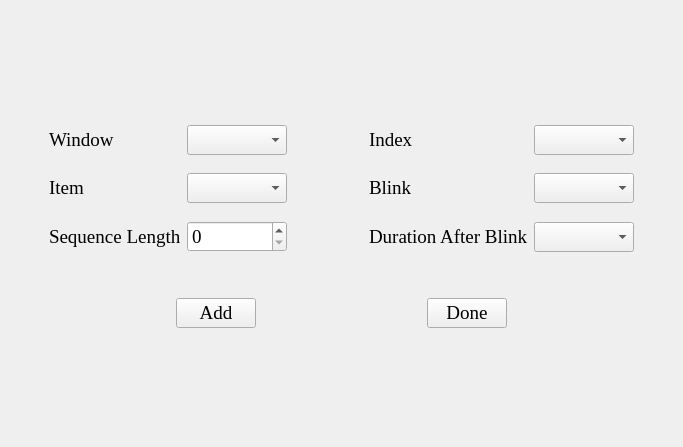
This is DeskTop App/UIs/controls.ui in mohab-hisham/Smart-Home-System-controlled-by-EEG as Qt 5 draws it before an edit. The edited form follows.
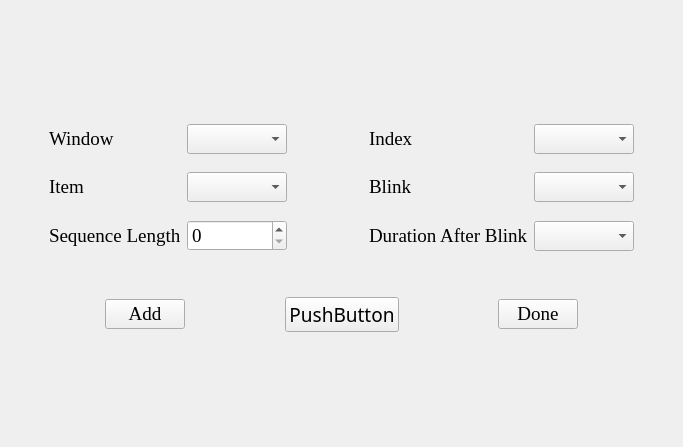
This is the edited form. Icons and pictures are not drawn.

Diff of the .ui file:
```diff
--- a/DeskTop App/UIs/controls.ui
+++ b/DeskTop App/UIs/controls.ui
@@ -19,10 +19,6 @@
   <property name="windowTitle">
    <string>Controls</string>
   </property>
-  <property name="styleSheet">
-   <string notr="true">
-border-image:url(:/imgs/sakura.jpg);</string>
-  </property>
   <layout class="QVBoxLayout" name="verticalLayout" stretch="1,4,0,3,3">
    <item>
     <spacer name="verticalSpacer_2">
@@ -461,6 +457,26 @@
        </property>
       </widget>
      </item>
+     <item>
+      <spacer name="horizontalSpacer_13">
+       <property name="orientation">
+        <enum>Qt::Horizontal</enum>
+       </property>
+       <property name="sizeHint" stdset="0">
+        <size>
+         <width>40</width>
+         <height>20</height>
+        </size>
+       </property>
+      </spacer>
+     </item>
+     <item>
+      <widget class="QPushButton" name="pushButton">
+       <property name="text">
+        <string>PushButton</string>
+       </property>
+      </widget>
+     </item>
      <item>
       <spacer name="horizontalSpacer_6">
        <property name="orientation">
```
